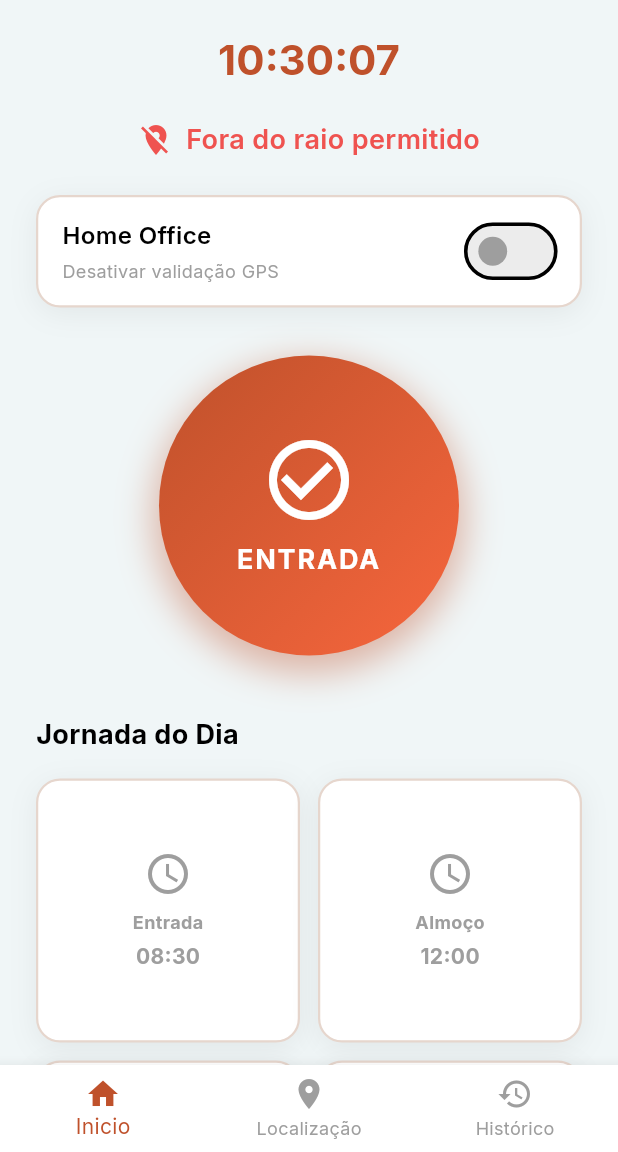
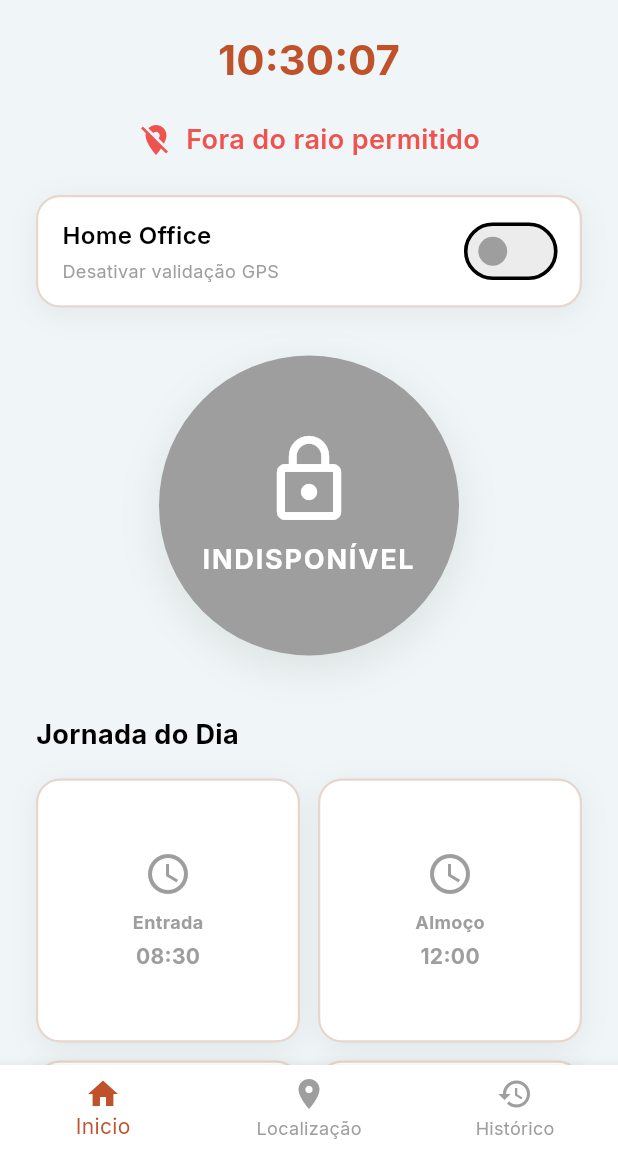
Before and after one commit to AllanMicuanski/PEX-mobile, a Flutter app: the screen it shows after launch, on a phone screen of 412 x 824 dp, the part 84-1236 px from its top. Run offline on Flutter 3.47's test engine with Material 3 defaults, Android fonts, the phone set to English and light mode, and no system bars; our stand-ins replace flutter_map, geolocator, image_picker, latlong2, sqflite; accounts and stored records are empty.

Commit message:
feat: add press feedback and clear disabled state to punch button
scale the main button on tap, grey it out with a lock icon when GPS is
not validated, and expose it to screen readers via Semantics

```diff
--- a/lib/screens/home_screen.dart
+++ b/lib/screens/home_screen.dart
@@ -24,6 +24,7 @@ class _HomeScreenState extends State<HomeScreen> {
   bool _estaProcessando = false;
   bool _gpsValido = false;
   bool _homeOffice = false;
+  bool _pressed = false;
   String _horasTrabalhadas = '0h 00min';
 
   @override
@@ -244,29 +245,49 @@ class _HomeScreenState extends State<HomeScreen> {
 
   Widget _buildMainButton() {
     final tempoSaida = JornadaService.isHorarioDeSaida(DateTime.now());
+    final desabilitado = !_gpsValido && !_homeOffice;
+    final habilitado = !_estaProcessando && !desabilitado;
+
+    final corBase = desabilitado
+        ? SizebayColors.cinzaMedio
+        : tempoSaida
+        ? SizebayColors.vermelho
+        : SizebayColors.coral;
+    final gradiente = desabilitado
+        ? [SizebayColors.cinzaMedio, SizebayColors.cinzaMedio]
+        : tempoSaida
+        ? [SizebayColors.vermelho, const Color(0xFFFF8A85)]
+        : [SizebayColors.coral, const Color(0xFFF7663D)];
 
     return Center(
+      child: Semantics(
+        button: true,
+        enabled: habilitado,
+        label: tempoSaida ? 'Registrar saída' : 'Registrar entrada',
         child: GestureDetector(
-        onTap: _estaProcessando || (!_gpsValido && !_homeOffice)
-            ? null
-            : _handleRegistrarPonto,
+          onTapDown: habilitado ? (_) => setState(() => _pressed = true) : null,
+          onTapUp: habilitado ? (_) => setState(() => _pressed = false) : null,
+          onTapCancel: habilitado
+              ? () => setState(() => _pressed = false)
+              : null,
+          onTap: habilitado ? _handleRegistrarPonto : null,
+          child: AnimatedScale(
+            scale: _pressed ? 0.95 : 1.0,
+            duration: const Duration(milliseconds: 120),
+            curve: Curves.easeOut,
             child: Container(
               width: 200,
               height: 200,
               decoration: BoxDecoration(
                 shape: BoxShape.circle,
                 gradient: LinearGradient(
-              colors: tempoSaida
-                  ? [SizebayColors.vermelho, const Color(0xFFFF8A85)]
-                  : [SizebayColors.coral, const Color(0xFFF7663D)],
+                  colors: gradiente,
                   begin: Alignment.topLeft,
                   end: Alignment.bottomRight,
                 ),
                 boxShadow: [
                   BoxShadow(
-                color:
-                    (tempoSaida ? SizebayColors.vermelho : SizebayColors.coral)
-                        .withValues(alpha: 0.4),
+                    color: corBase.withValues(alpha: desabilitado ? 0.2 : 0.4),
                     blurRadius: 20,
                     spreadRadius: 4,
                     offset: const Offset(0, 8),
@@ -283,13 +304,21 @@ class _HomeScreenState extends State<HomeScreen> {
                         mainAxisAlignment: MainAxisAlignment.center,
                         children: [
                           Icon(
-                        tempoSaida ? Icons.logout : Icons.check_circle_outline,
+                            desabilitado
+                                ? Icons.lock_outline
+                                : tempoSaida
+                                ? Icons.logout
+                                : Icons.check_circle_outline,
                             size: 64,
                             color: Colors.white,
                           ),
                           const SizedBox(height: 8),
                           Text(
-                        tempoSaida ? 'SAÍDA' : 'ENTRADA',
+                            desabilitado
+                                ? 'INDISPONÍVEL'
+                                : tempoSaida
+                                ? 'SAÍDA'
+                                : 'ENTRADA',
                             textAlign: TextAlign.center,
                             style: const TextStyle(
                               color: Colors.white,
@@ -299,6 +328,8 @@ class _HomeScreenState extends State<HomeScreen> {
                             ),
                           ),
                         ],
+                      ),
+              ),
             ),
           ),
         ),
```
Lines whose indentation alone changed are shown as unchanged.
